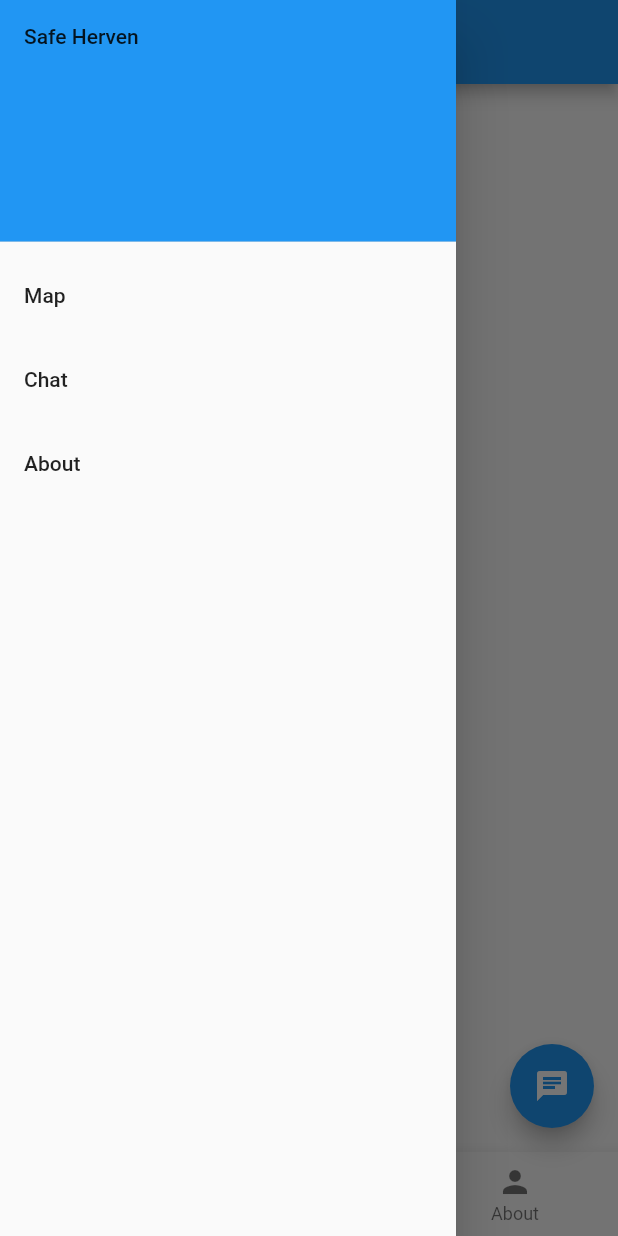
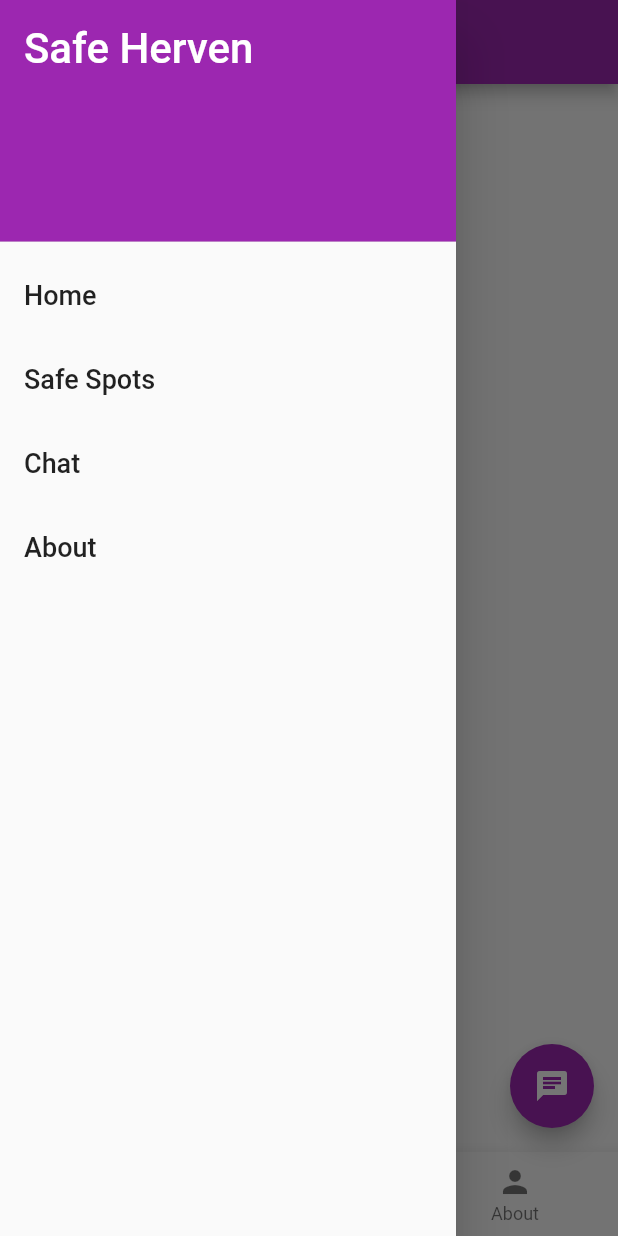
Before and after one commit to safeherven/safeherven_app, a Flutter app: the screen it shows after launch, with the side drawer open, on a phone screen of 412 x 824 dp. Run offline on Flutter 3.47's test engine with Material 2 defaults, Android fonts, the light colour scheme and no system bars.

Commit message:
Created the various screens and linked them

```diff
--- a/lib/main.dart
+++ b/lib/main.dart
@@ -1,90 +1,113 @@
 import 'package:flutter/material.dart';
+import 'package:safeherven_app/screens/map.dart';
+import 'package:safeherven_app/screens/about.dart';
+import 'package:safeherven_app/screens/chat.dart';
+import 'package:safeherven_app/screens/home.dart';
 
-void main() => runApp(const MyApp());
+void main() {
+  runApp(const SafeHervenApp());
+}
 
-class MyApp extends StatelessWidget {
-  const MyApp({Key? key}) : super(key: key);
-
-  static const appTitle = 'Safe Herven';
+class SafeHervenApp extends StatelessWidget {
+  const SafeHervenApp({Key? key}) : super(key: key);
 
   @override
   Widget build(BuildContext context) {
-    return const MaterialApp(
-      title: appTitle,
-      home: MyHomePage(title: appTitle),
+    return MaterialApp(
+      theme: ThemeData(primarySwatch: Colors.purple),
+      routes: {
+        '/': (context) => const HomeScreen(),
+        '/about': (context) => const AboutScreen(),
+        '/chat': (context) => const ChatScreen(),
+        '/map': (context) => const SafeSpotsScreen(),
+      },
+      initialRoute: '/',
     );
   }
 }
 
-class MyHomePage extends StatelessWidget {
-  const MyHomePage({Key? key, required this.title}) : super(key: key);
+// void main() => runApp(const MyApp());
 
-  final String title;
+// class MyApp extends StatelessWidget {
+//   const MyApp({Key? key}) : super(key: key);
 
-  @override
-  Widget build(BuildContext context) {
-    return Scaffold(
-      appBar: AppBar(
-          title: Text(title)
-      ),
-      body: const Center(
-        child: Text('Safe Herven!'),
-      ),
+//   static const appTitle = 'Safe Herven';
 
-      drawer: Drawer(
-        child: ListView(
-          // Important: Remove any padding from the ListView.
-          padding: EdgeInsets.zero,
-          children: [
-            const DrawerHeader(
-              decoration: BoxDecoration(
-                color: Colors.blue,
-              ),
-              child: Text('Safe Herven'),
-            ),
-            ListTile(
-              title: const Text('Map'),
-              onTap: () {
-                Navigator.pop(context);
-              },
-            ),
-            ListTile(
-              title: const Text('Chat'),
-              onTap: () {
-                Navigator.pop(context);
-              },
-            ),
-            ListTile(
-              title: const Text('About'),
-              onTap: () {
-                Navigator.pop(context);
-              },
-            ),
-          ],
-        ),
-      ),
-      bottomNavigationBar: BottomNavigationBar(
-        items: const <BottomNavigationBarItem>[
-          BottomNavigationBarItem(
-            icon: Icon(Icons.home),
-            label: 'Home',
-          ),
-          BottomNavigationBarItem(
-            icon: Icon(Icons.location_on),
-            label: 'Safe Spots',
-          ),
-          BottomNavigationBarItem(
-            icon: Icon(Icons.person),
-            label: 'About',
-          ),
-        ],
-        selectedItemColor: Colors.amber[800],
-      ),
+//   @override
+//   Widget build(BuildContext context) {
+//     return const MaterialApp(
+//       title: appTitle,
+//       home: MyHomePage(title: appTitle),
+//     );
+//   }
+// }
+
+// class MyHomePage extends StatelessWidget {
+//   const MyHomePage({Key? key, required this.title}) : super(key: key);
+
+//   final String title;
+
+//   @override
+//   Widget build(BuildContext context) {
+//     return Scaffold(
+//       appBar: AppBar(
+//           title: Text(title)
+//       ),
+//       body: const Center(
+//         child: Text('Safe Herven!'),
+//       ),
+
+//       // drawer: Drawer(
+//       //   child: ListView(
+//       //     // Important: Remove any padding from the ListView.
+//       //     padding: EdgeInsets.zero,
+//       //     children: [
+//       //       const DrawerHeader(
+//       //         decoration: BoxDecoration(
+//       //           color: Colors.blue,
+//       //         ),
+//       //         child: Text('Safe Herven'),
+//       //       ),
+//       //       ListTile(
+//       //         title: const Text('Map'),
+//       //         onTap: () {
+//       //           Navigator.pop(context);
+//       //         },
+//       //       ),
+//       //       ListTile(
+//       //         title: const Text('Chat'),
+//       //         onTap: () {
+//       //           Navigator.pop(context);
+//       //         },
+//       //       ),
+//       //       ListTile(
+//       //         title: const Text('About'),
+//       //         onTap: () {
+//       //           Navigator.pop(context);
+//       //         },
+//       //       ),
+//       //     ],
+//       //   ),
+//       // ),
+//       // bottomNavigationBar: BottomNavigationBar(
+//       //   items: const <BottomNavigationBarItem>[
+//       //     BottomNavigationBarItem(
+//       //       icon: Icon(Icons.home),
+//       //       label: 'Home',
+//       //     ),
+//       //     BottomNavigationBarItem(
+//       //       icon: Icon(Icons.location_on),
+//       //       label: 'Safe Spots',
+//       //     ),
+//       //     BottomNavigationBarItem(
+//       //       icon: Icon(Icons.person),
+//       //       label: 'About',
+//       //     ),
+//       //   ],
+//       //   selectedItemColor: Colors.amber[800],
+//       // ),
 
 
-      floatingActionButton:
-      FloatingActionButton(child: const Icon(Icons.chat), onPressed: () {}),
-      floatingActionButtonLocation: FloatingActionButtonLocation.endFloat,
-    );
-  }
-}
+
+//   }
+// }
--- /dev/null
+++ b/lib/screens/home.dart
@@ -0,0 +1,22 @@
+import 'package:flutter/material.dart';
+import 'package:safeherven_app/shared/drawer.dart';
+import 'package:safeherven_app/shared/bottom.dart';
+
+class HomeScreen extends StatelessWidget {
+  const HomeScreen({Key? key}) : super(key: key);
+
+  @override
+  Widget build(BuildContext context) {
+    return Scaffold(
+      appBar: AppBar(title: const Text('Safe Herven'),),
+      drawer: const MenuDrawer(),
+      bottomNavigationBar: const MenuBottom(),
+      body: const Center(
+        child: Text('Safe Herven!'),
+      ),
+      floatingActionButton:
+      FloatingActionButton(child: const Icon(Icons.chat), onPressed: () {}),
+      floatingActionButtonLocation: FloatingActionButtonLocation.endFloat,
+    );
+  }
+}
--- /dev/null
+++ b/lib/shared/bottom.dart
@@ -0,0 +1,29 @@
+import 'package:flutter/material.dart';
+
+
+class MenuBottom extends StatelessWidget {
+  const MenuBottom({
+    Key? key,
+  }) : super(key: key);
+
+  @override
+  Widget build(BuildContext context) {
+    return BottomNavigationBar(
+      items: const <BottomNavigationBarItem>[
+          BottomNavigationBarItem(
+            icon: Icon(Icons.home),
+            label: 'Home',
+          ),
+          BottomNavigationBarItem(
+            icon: Icon(Icons.location_on),
+            label: 'Safe Spots',
+          ),
+          BottomNavigationBarItem(
+            icon: Icon(Icons.person),
+            label: 'About',
+          ),
+        ],
+        selectedItemColor: Colors.amber[800],
+    );
+  }
+}
--- /dev/null
+++ b/lib/shared/drawer.dart
@@ -0,0 +1,66 @@
+import 'package:flutter/material.dart';
+import 'package:safeherven_app/screens/map.dart';
+import 'package:safeherven_app/screens/about.dart';
+import 'package:safeherven_app/screens/chat.dart';
+import 'package:safeherven_app/screens/home.dart';
+
+
+class MenuDrawer extends StatelessWidget {
+  const MenuDrawer({Key? key}) : super(key: key);
+
+  @override
+  Widget build(BuildContext context) {
+    return Drawer(
+      child: ListView(
+        children: buildMenuItems(context),
+      ),
+    );
+  }
+
+  List<Widget> buildMenuItems(BuildContext context) {
+    final List<String> menuTitles = [
+      'Home',
+      'Safe Spots',
+      'Chat',
+      'About',
+    ];
+    List<Widget> menuItems = [];
+    menuItems.add(const DrawerHeader(
+      decoration: BoxDecoration(
+        color: Colors.purple
+      ),
+      child: Text('Safe Herven',
+      style: TextStyle(color: Colors.white, fontSize: 28),)
+    ));
+    for (var element in menuTitles) {
+      Widget screen = Container();
+      menuItems.add(ListTile(
+        title: Text(element,
+        style: const TextStyle(fontSize: 18),),
+        onTap: () {
+          switch (element) {
+            case 'Home':
+              screen = const HomeScreen();
+              break;
+            case 'Safe Spots':
+              screen = const SafeSpotsScreen();
+              break;
+            case 'Chat':
+              screen = const ChatScreen();
+              break;
+            case 'About':
+              screen = const AboutScreen();
+              break;
+
+          }
+          Navigator.of(context).pop();
+          Navigator.of(context).push(
+            MaterialPageRoute(builder: (context) => screen)
+          );
+        },
+      ));
+    }
+    return menuItems;
+  }
+
+}
```
Also changed, not shown: lib/screens/about.dart (+10 -0 lines), lib/screens/chat.dart (+10 -0 lines), lib/screens/map.dart (+10 -0 lines).
